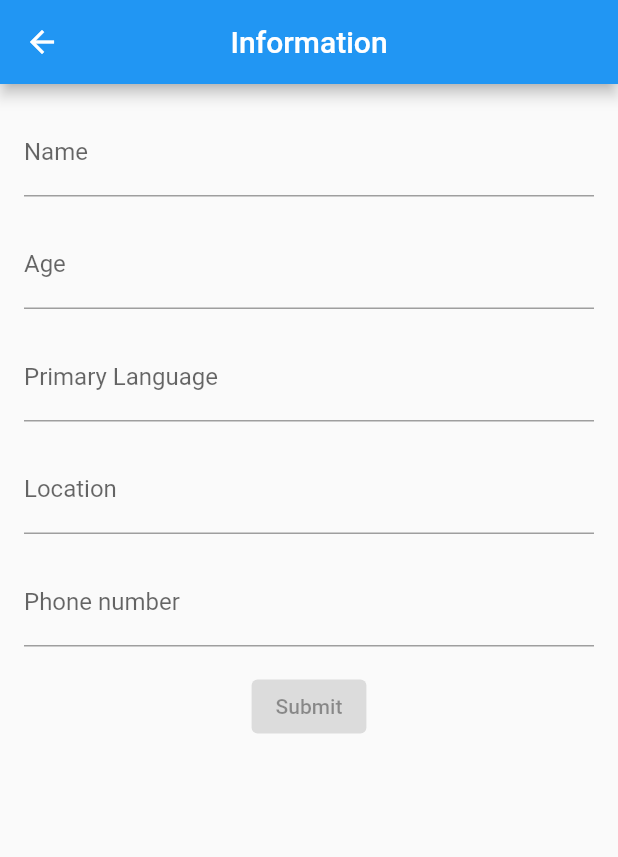
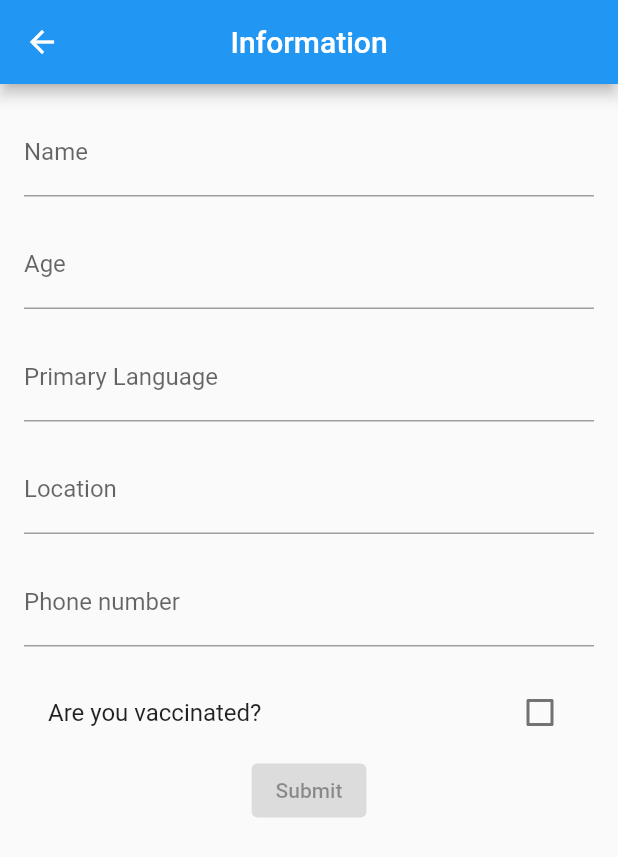
Before and after one commit to sarnab123/India-Covid-Care, a Flutter app: the PatientInformationPage screen opened directly, on a phone screen of 412 x 824 dp. Shown: the top 857 px of the screen. Run offline on Flutter 3.47's test engine with Material 2 defaults, Android fonts, the phone set to English and light mode, and no system bars; our stand-ins replace bloc, equatable, flutter_bloc, formz, shimmer.

Commit message:
Vaccine logic taken care of

```diff
--- a/lib/doctor_flow/bloc/doctor_event.dart
+++ b/lib/doctor_flow/bloc/doctor_event.dart
@@ -23,6 +23,7 @@ class DoctorInformationUpdated extends DoctorEvent {
 
 class DoctorInitiatedCall extends DoctorEvent {
   final String id;
+  final String number;
 
-  DoctorInitiatedCall({required this.id});
+  DoctorInitiatedCall({required this.id, required this.number});
 }
--- a/lib/patient_flow/bloc/patient_event.dart
+++ b/lib/patient_flow/bloc/patient_event.dart
@@ -31,3 +31,16 @@ class PatientInformationFieldUpdated extends PatientEvent {
 }
 
 class PatientInformationSubmitted extends PatientEvent {}
+
+class VaccineToggled extends PatientEvent {
+  final bool value;
+
+  VaccineToggled({required this.value});
+}
+
+class VaccineDateSelected extends PatientEvent {
+  final DateTime newDate;
+  final bool isFirstShot;
+
+  VaccineDateSelected({required this.newDate, required this.isFirstShot});
+}
--- a/lib/patient_flow/bloc/patient_state.dart
+++ b/lib/patient_flow/bloc/patient_state.dart
@@ -15,6 +15,7 @@ class PatientEditing extends PatientState {
   final FormzStatus status;
   final Age age;
   final PhoneNumber number;
+  final bool vaccinated;
 
   bool apiSuccess = false;
   bool apiError = false;
@@ -27,6 +28,7 @@ class PatientEditing extends PatientState {
       this.age = const Age.pure(),
       this.apiSuccess = false,
       this.apiError = false,
+      this.vaccinated = false,
       this.status = FormzStatus.invalid});
 
   PatientEditing copyWith(
@@ -36,6 +38,7 @@ class PatientEditing extends PatientState {
       Age? newAge,
       bool? apiSuccess,
       bool? apiError,
+      bool? newVaccine,
       FormzStatus? newStatus,
       PhoneNumber? newPhone}) {
     return PatientEditing(
@@ -45,11 +48,21 @@ class PatientEditing extends PatientState {
         number: newPhone ?? this.number,
         status: newStatus ?? this.status,
         apiSuccess: apiSuccess ?? false,
+        vaccinated: newVaccine ?? this.vaccinated,
         apiError: apiError ?? false,
         language: newLang ?? this.language);
   }
 
   @override
-  List<Object> get props =>
-      [name, language, location, status, age, number, apiError, apiSuccess];
+  List<Object> get props => [
+        name,
+        language,
+        location,
+        status,
+        age,
+        number,
+        apiError,
+        apiSuccess,
+        vaccinated
+      ];
 }
--- a/lib/patient_flow/information/view/information_page.dart
+++ b/lib/patient_flow/information/view/information_page.dart
@@ -20,7 +20,11 @@ class PatientInformationPage extends StatelessWidget {
           title: Text('Information'),
           centerTitle: true,
         ),
-        body: BlocListener<PatientBloc, PatientState>(
+        body: GestureDetector(
+            onTap: () {
+              FocusManager.instance.primaryFocus?.unfocus();
+            },
+            child: BlocListener<PatientBloc, PatientState>(
                 listener: (ctx, state) {
                   if (state is PatientEditing) {
                     if (state.apiError) {
@@ -66,6 +70,20 @@ class PatientInformationPage extends StatelessWidget {
                               )
                             ],
                           ),
+                        VaccineCheckboxWidget(),
+                        BlocBuilder<PatientBloc, PatientState>(
+                            builder: (ctx, state) {
+                          if (state is PatientEditing && state.vaccinated) {
+                            return Column(
+                              children: [
+                                VaccineDatePicker(isFirstShot: true),
+                                VaccineDatePicker(isFirstShot: false)
+                              ],
+                            );
+                          } else {
+                            return Container();
+                          }
+                        }),
                         BlocBuilder<PatientBloc, PatientState>(
                             builder: (ctx, state) {
                           if (state is PatientEditing) {
@@ -93,6 +111,76 @@ class PatientInformationPage extends StatelessWidget {
                       ],
                     ),
                   ),
-            )));
+                ))));
   }
 }
+
+class VaccineDatePicker extends StatefulWidget {
+  final bool isFirstShot;
+  VaccineDatePicker({required this.isFirstShot});
+  @override
+  _VaccineDatePickerState createState() => _VaccineDatePickerState();
+}
+
+class _VaccineDatePickerState extends State<VaccineDatePicker> {
+  DateTime? _selectedDate;
+
+  Future<void> _selectDate(BuildContext context) async {
+    final DateTime? pickedDate = await showDatePicker(
+        context: context,
+        initialDate: DateTime.now(),
+        firstDate: DateTime(2019, 12),
+        lastDate: DateTime(2021, 12));
+    if (pickedDate != null) {
+      setState(() {
+        _selectedDate = pickedDate;
+      });
+      BlocProvider.of<PatientBloc>(context).add(VaccineDateSelected(
+          newDate: pickedDate, isFirstShot: widget.isFirstShot));
+    }
+  }
+
+  @override
+  Widget build(BuildContext context) {
+    return Row(
+      children: [
+        TextButton(
+            onPressed: () => _selectDate(context),
+            child: Row(
+              children: [
+                Text(
+                    widget.isFirstShot ? 'Vaccine 1 Date: ' : 'Vaccine 2 Date'),
+                SizedBox(
+                  width: 32,
+                ),
+                Text(_selectedDate != null
+                    ? '${_selectedDate!.day}-${_selectedDate!.month}-${_selectedDate!.year}'
+                    : '')
+              ],
+            ))
+      ],
+    );
+  }
+}
+
+class VaccineCheckboxWidget extends StatefulWidget {
+  @override
+  _VaccineCheckboxWidgetState createState() => _VaccineCheckboxWidgetState();
+}
+
+class _VaccineCheckboxWidgetState extends State<VaccineCheckboxWidget> {
+  bool _selected = false;
+  @override
+  Widget build(BuildContext context) {
+    return CheckboxListTile(
+        value: _selected,
+        title: Text('Are you vaccinated?'),
+        onChanged: (value) {
+          setState(() {
+            _selected = value as bool;
+          });
+          BlocProvider.of<PatientBloc>(context)
+              .add(VaccineToggled(value: value as bool));
+        });
+  }
+}
--- a/lib/patient_flow/information/view/patient_information_textfield.dart
+++ b/lib/patient_flow/information/view/patient_information_textfield.dart
@@ -70,7 +70,7 @@ class _PatientInformationTextFieldState
       case PatientInformationFields.age:
         return TextInputType.number;
       case PatientInformationFields.number:
-        return TextInputType.phone;
+        return TextInputType.number;
       case PatientInformationFields.language:
       case PatientInformationFields.location:
       case PatientInformationFields.name:
```
Also changed, not shown: lib/doctor_flow/bloc/doctor_bloc.dart (+9 -2 lines), lib/doctor_flow/repository/doctor_repository.dart (+10 -10 lines), lib/doctor_flow/view/doctor_information_dialog.dart (+5 -29 lines), lib/patient_flow/bloc/patient_bloc.dart (+13 -2 lines), lib/patient_flow/repository/patient_repository.dart (+19 -2 lines). Lines whose indentation alone changed are shown as unchanged.
